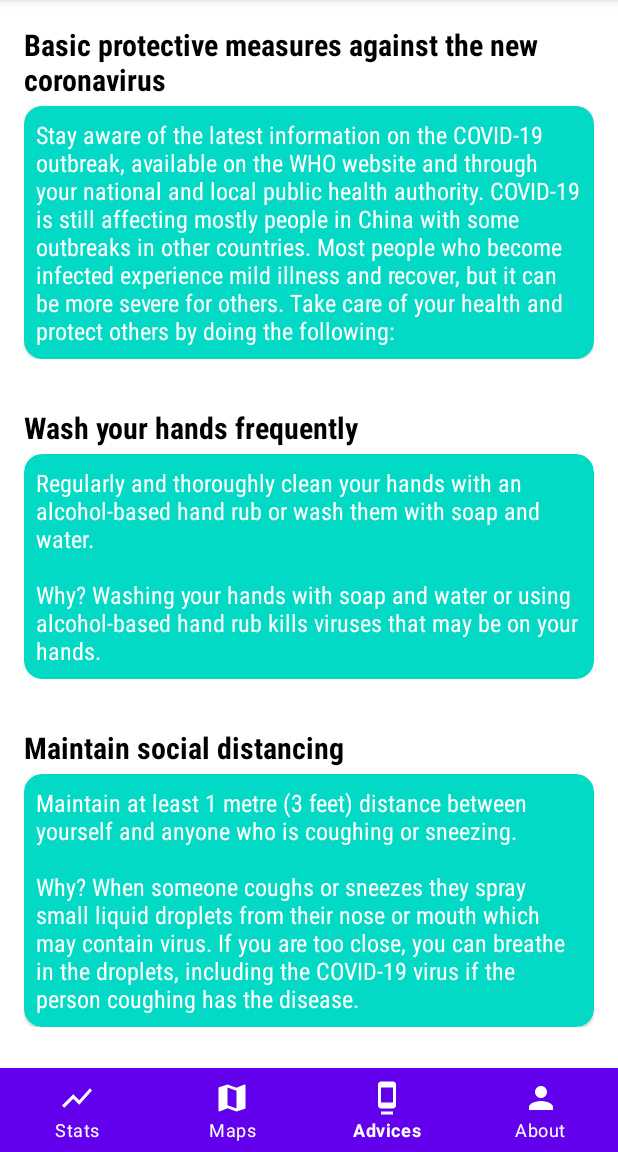
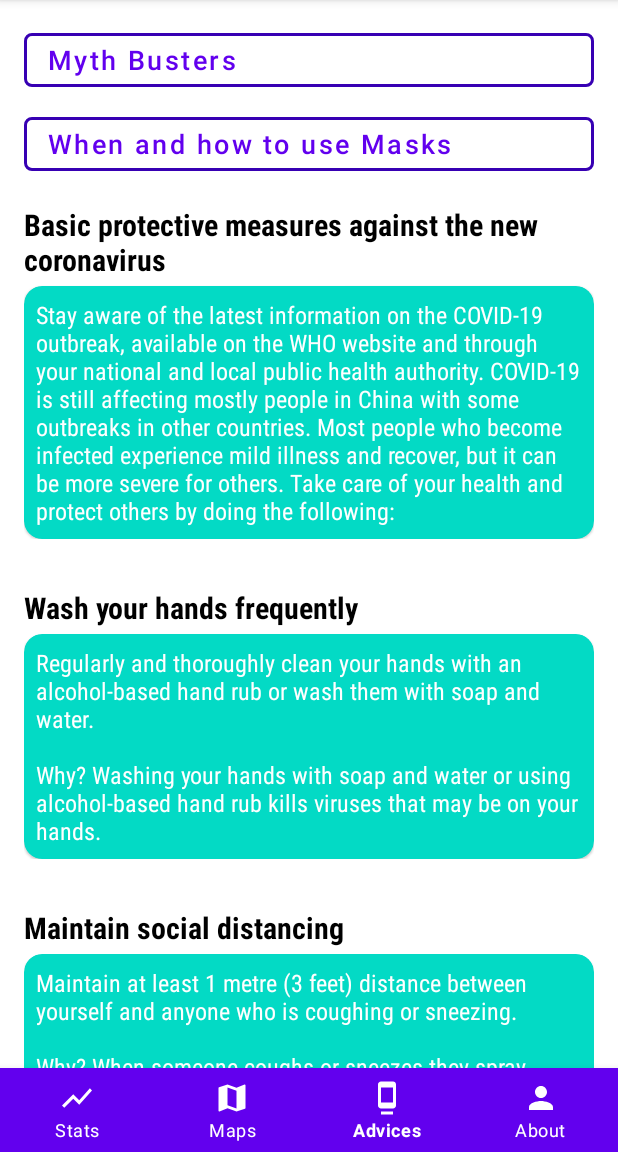
Before and after one commit to aggarwalpulkit596/CoronaVirusTracker, an Android app: the screen it shows after launch (MainActivity), item 3 of the bottom bar chosen, on a phone screen of 412 x 824 dp, the part 84-1236 px from its top. Run offline under Robolectric (Android 15) with nearby library versions, the phone set to English and light mode, and no system bars; network calls fail; 2 statements that could not run were skipped.

Commit message:
Add Markers on Map

```diff
--- a/app/build.gradle
+++ b/app/build.gradle
@@ -43,4 +43,5 @@
     implementation 'com.github.aggarwalpulkit596:FabNavigation:1.0'
 
     implementation 'androidx.legacy:legacy-support-v4:1.0.0'
+    implementation 'com.google.android.gms:play-services-maps:17.0.0'
 }
--- a/app/src/main/java/com/puldroid/coronavirustracker/ui/MapsFragment.kt
+++ b/app/src/main/java/com/puldroid/coronavirustracker/ui/MapsFragment.kt
@@ -1,17 +1,28 @@
 package com.puldroid.coronavirustracker.ui
 
 import android.os.Bundle
-import androidx.fragment.app.Fragment
 import android.view.LayoutInflater
 import android.view.View
 import android.view.ViewGroup
-
+import androidx.fragment.app.Fragment
+import com.google.android.gms.maps.CameraUpdateFactory
+import com.google.android.gms.maps.GoogleMap
+import com.google.android.gms.maps.OnMapReadyCallback
+import com.google.android.gms.maps.SupportMapFragment
+import com.google.android.gms.maps.model.LatLng
+import com.google.android.gms.maps.model.MarkerOptions
 import com.puldroid.coronavirustracker.R
+import com.puldroid.coronavirustracker.network.Client
+import kotlinx.coroutines.Dispatchers
+import kotlinx.coroutines.GlobalScope
+import kotlinx.coroutines.launch
+import kotlinx.coroutines.withContext
 
 /**
  * A simple [Fragment] subclass.
  */
-class MapsFragment : Fragment() {
+class MapsFragment : Fragment(), OnMapReadyCallback {
+    private lateinit var mMap: GoogleMap
 
     override fun onCreateView(
         inflater: LayoutInflater, container: ViewGroup?,
@@ -21,4 +32,52 @@
         return inflater.inflate(R.layout.fragment_maps, container, false)
     }
 
+
+    override fun onViewCreated(view: View, savedInstanceState: Bundle?) {
+        super.onViewCreated(view, savedInstanceState)
+        // Obtain the SupportMapFragment and get notified when the map is ready to be used.
+        val mapFragment = childFragmentManager.findFragmentById(R.id.map) as SupportMapFragment
+        mapFragment.getMapAsync(this)
+    }
+
+    /**
+     * Manipulates the map once available.
+     * This callback is triggered when the map is ready to be used.
+     * This is where we can add markers or lines, add listeners or move the camera. In this case,
+     * we just add a marker near Sydney, Australia.
+     * If Google Play services is not installed on the device, the user will be prompted to install
+     * it inside the SupportMapFragment. This method will only be triggered once the user has
+     * installed Google Play services and returned to the app.
+     */
+    override fun onMapReady(googleMap: GoogleMap) {
+        mMap = googleMap
+
+        // Add a marker in Sydney and move the camera
+
+        GlobalScope.launch() {
+
+            val regionRes = withContext(Dispatchers.IO) { Client.api.getCases() }
+
+            regionRes.body()?.features?.distinctBy {
+                it.attributes?.countryRegion
+            }?.forEach {
+                GlobalScope.launch(Dispatchers.Main) {
+                    val marker = it.attributes?.long?.let { it1 ->
+                        it.attributes.lat?.let { it2 ->
+                            LatLng(
+                                it2, it1
+                            )
+                        }
+                    }
+                    mMap.addMarker(marker?.let { it1 ->
+                        MarkerOptions().position(it1)
+                            .title("${it.attributes.countryRegion} C${it.attributes.confirmed} D${it.attributes.deaths} R${it.attributes.recovered} ")
+                    })
+                    mMap.moveCamera(CameraUpdateFactory.newLatLng(LatLng(28.0,77.0)))
+                }
+            }
+
+        }
+    }
+
 }
--- a/app/src/main/res/layout/fragment_advice.xml
+++ b/app/src/main/res/layout/fragment_advice.xml
@@ -1,15 +1,48 @@
 <?xml version="1.0" encoding="utf-8"?>
-<FrameLayout xmlns:android="http://schemas.android.com/apk/res/android"
+<LinearLayout xmlns:android="http://schemas.android.com/apk/res/android"
     xmlns:tools="http://schemas.android.com/tools"
     android:layout_width="match_parent"
     android:layout_height="match_parent"
+    xmlns:app="http://schemas.android.com/apk/res-auto"
+    android:orientation="vertical"
     tools:context=".ui.AdviceFragment">
 
-    <androidx.recyclerview.widget.RecyclerView
+    <com.google.android.material.button.MaterialButton
+        style="@style/Widget.MaterialComponents.Button.OutlinedButton"
         android:layout_width="match_parent"
         android:layout_height="wrap_content"
+        android:layout_marginStart="16dp"
+        android:layout_marginTop="16dp"
+        android:layout_marginEnd="16dp"
+        app:cornerRadius="5dp"
+        android:gravity="left|center_vertical"
+        android:text="Myth Busters"
+        android:textAllCaps="false"
+        android:textSize="18sp"
+        app:strokeColor="@color/colorPrimaryDark"
+        app:strokeWidth="2dp" />
+
+    <com.google.android.material.button.MaterialButton
+        android:layout_width="match_parent"
+        android:layout_marginStart="16dp"
+        android:layout_marginTop="8dp"
+        app:cornerRadius="5dp"
+        android:textSize="18sp"
+        app:strokeColor="@color/colorPrimaryDark"
+        style="@style/Widget.MaterialComponents.Button.OutlinedButton"
+        android:textAllCaps="false"
+        app:strokeWidth="2dp"
+
+        android:text="When and how to use Masks"
+        android:gravity="left|center_vertical"
+        android:layout_marginEnd="16dp"
+        android:layout_height="wrap_content"/>
+
+    <androidx.recyclerview.widget.RecyclerView
         android:id="@+id/adviceRv"
+        android:layout_width="match_parent"
+        android:layout_height="wrap_content"
         tools:itemCount="5"
         tools:listitem="@layout/item_advice" />
 
-</FrameLayout>
+</LinearLayout>
--- a/app/src/main/res/values/strings.xml
+++ b/app/src/main/res/values/strings.xml
@@ -3,4 +3,5 @@
 
     <!-- TODO: Remove or change this placeholder text -->
     <string name="hello_blank_fragment">Hello blank fragment</string>
+    <string name="title_activity_maps">Map</string>
 </resources>
```
Also changed, not shown: app/src/debug/res/values/google_maps_api.xml (added, +24 -0 lines), app/src/main/AndroidManifest.xml (+20 -1 lines), app/src/main/res/layout/fragment_maps.xml (+4 -10 lines), 1 other file.
